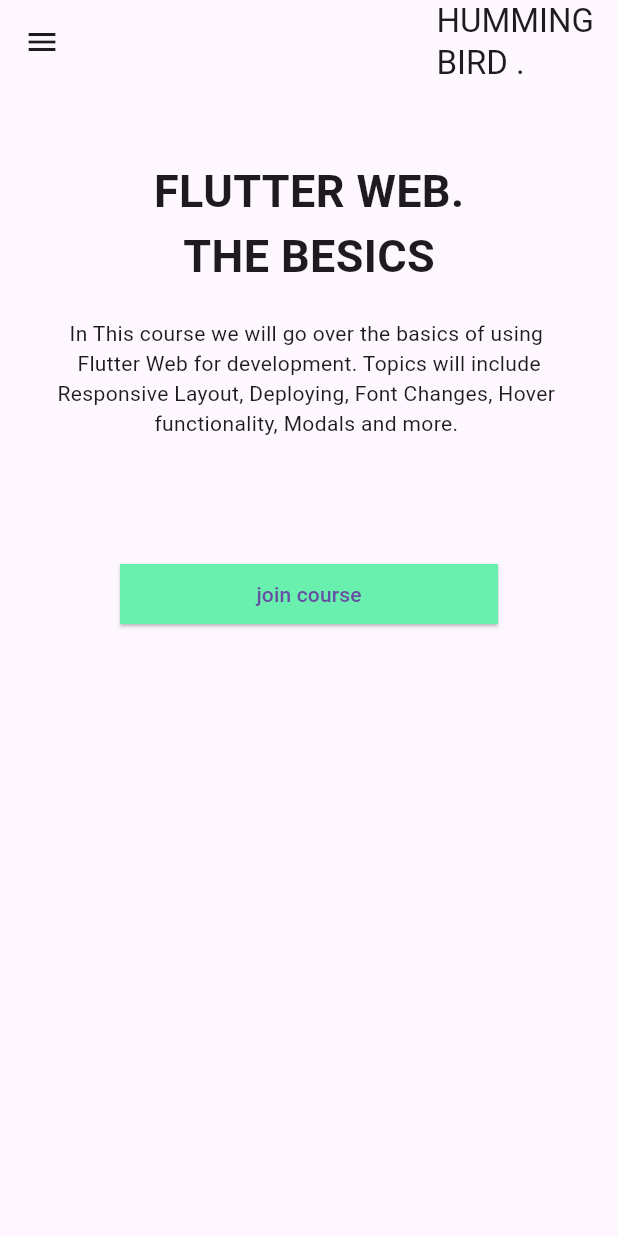
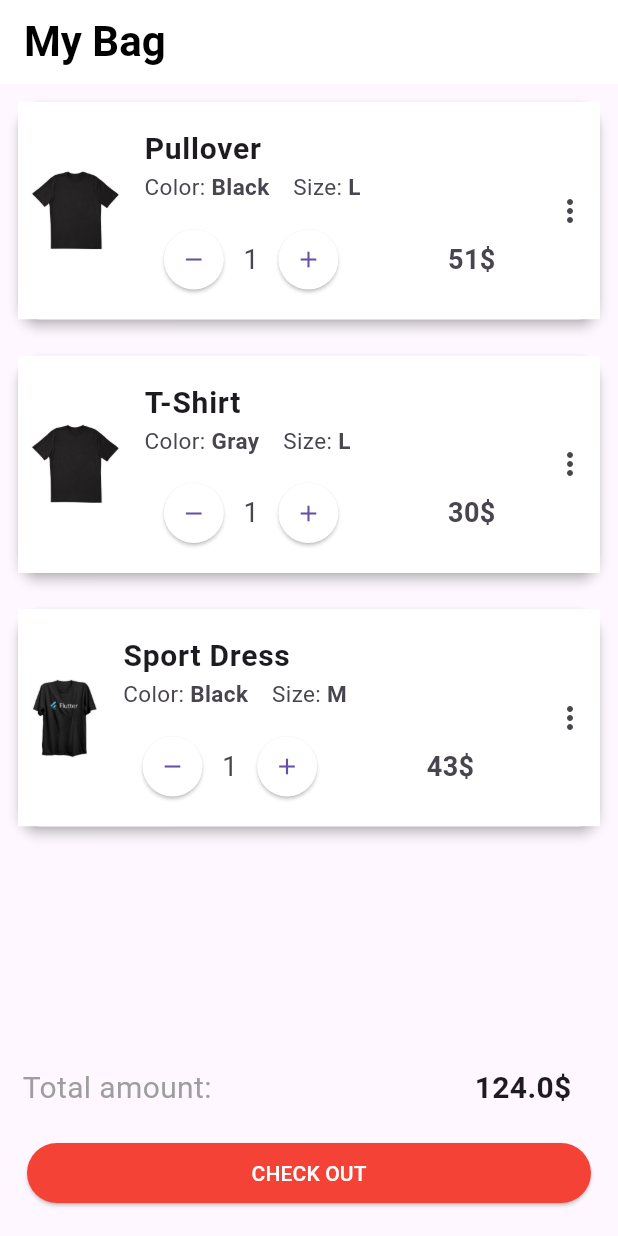
Before and after one commit to pinjor/practice_code, a Flutter app: the screen it shows after launch, on a phone screen of 412 x 824 dp. Run offline on Flutter 3.47's test engine with Material 3 defaults, Android fonts, the light colour scheme and no system bars.

Commit message:
fourth assignment

```diff
--- a/lib/main.dart
+++ b/lib/main.dart
@@ -2,17 +2,17 @@ import 'package:flutter/material.dart';
 import 'package:practice_one/presentation/screens/home_page.dart';
 
 void main() {
-  runApp(const MyApp());
+  runApp(shirtcart());
 }
 
-class MyApp extends StatelessWidget {
-  const MyApp({super.key});
+class shirtcart extends StatelessWidget {
+  const shirtcart({super.key});
 
   @override
   Widget build(BuildContext context) {
-    return const MaterialApp(
+    return MaterialApp(
       debugShowCheckedModeBanner: false,
-      home: HomePage(),
+      home: home_page(),
     );
   }
 }
--- a/lib/presentation/screens/home_page.dart
+++ b/lib/presentation/screens/home_page.dart
@@ -1,292 +1,249 @@
 import 'package:flutter/material.dart';
-import 'package:practice_one/presentation/widgets/nav_menu_bar.dart';
-import 'package:practice_one/presentation/widgets/responsive_builder.dart';
 
-class HomePage extends StatelessWidget {
-  const HomePage({super.key});
+class home_page extends StatefulWidget {
+  int counter = 0;
+  home_page({super.key});
+
+  @override
+  State<home_page> createState() => _home_pageState();
+}
+
+class _home_pageState extends State<home_page> {
+  List<Map<String, dynamic>> items = [
+    {
+      "name": "Pullover",
+      "color": "Black",
+      "size": "L",
+      "price": 51,
+      "quantity": 1,
+      "image": 'assets/1.jpg'
+    },
+    {
+      "name": "T-Shirt",
+      "color": "Gray",
+      "size": "L",
+      "price": 30,
+      "quantity": 1,
+      "image": 'assets/1.jpg'
+    },
+    {
+      "name": "Sport Dress",
+      "color": "Black",
+      "size": "M",
+      "price": 43,
+      "quantity": 1,
+      "image": 'assets/2p.jpg'
+    },
+  ];
+
+  // Function to calculate total amount
+  double calculateTotal() {
+    return items.fold(
+        0, (total, item) => total + (item['price'] * item['quantity']));
+  }
+
+  // Function to increase or decrease quantity of an item
+  void updateQuantity(int index, bool isIncrement) {
+    setState(() {
+      if (isIncrement) {
+        items[index]['quantity']++;
+      } else if (items[index]['quantity'] > 1) {
+        items[index]['quantity']--;
+      }
+    });
+  }
 
   @override
   Widget build(BuildContext context) {
-    return Responsive_builder(
-      mobile: _buildMobileLayout(context),
-      tablet: _buildTabletLayout(context),
-      desktop: _buildDesktopLayout(context),
+    return Scaffold(
+      appBar: appBar(),
+      body: Column(
+        children: [
+          Expanded(
+            child: buildListViewBuilder(),
+          ),
+          Row(
+            children: [
+              const SizedBox(
+                width: 15,
+              ),
+              const Text(
+                'Total amount: ',
+                style: TextStyle(
+                  fontSize: 20.0,
+                  color: Colors.grey,
+                ),
+              ),
+              const SizedBox(
+                width: 170,
+              ),
+              Column(
+                children: [
+                  Text(
+                    '${calculateTotal()}\$',
+                    style: const TextStyle(
+                        fontWeight: FontWeight.bold, fontSize: 20.0),
+                  ),
+                ],
+              )
+            ],
+          ),
+          elevatedButton(context)
+        ],
+      ),
     );
   }
 
-  alertbox(context) {
-    return _builderShowDialog(context);
+  ListView buildListViewBuilder() {
+    return ListView.builder(
+      itemCount: items.length,
+      itemBuilder: (context, index) {
+        var item = items[index];
+        return Padding(
+          padding: const EdgeInsets.all(8.0),
+          child: Expanded(
+            child: Card(
+              shape: RoundedRectangleBorder(
+                borderRadius: BorderRadius.circular(15),
+              ),
+              elevation: 3,
+              child: ListTile(
+                  contentPadding: const EdgeInsets.all(8),
+                  tileColor: Colors.white,
+                  title: title(item: item),
+                  subtitle: subtitle(item, index),
+                  leading: leading(item),
+                  trailing: trailingWrap()),
+            ),
+          ),
+        );
+      },
+    );
   }
 
-  Widget _buildMobileLayout(BuildContext context) {
-    return Scaffold(
-      appBar: AppBar(
-        title: const Align(
-          alignment: Alignment.centerRight,
-          child: Column(
+  AppBar appBar() {
+    return AppBar(
+      backgroundColor: Colors.white,
+      title: const Text(
+        "My Bag",
+        style: TextStyle(
+          color: Colors.black,
+          fontSize: 28,
+          fontWeight: FontWeight.bold,
+        ),
+      ),
+      elevation: 0,
+    );
+  }
+
+  Image leading(Map<String, dynamic> item) {
+    return Image.asset(
+      item['image'],
+      fit: BoxFit.cover,
+    );
+  }
+
+  Column subtitle(Map<String, dynamic> item, int index) {
+    return Column(
       crossAxisAlignment: CrossAxisAlignment.start,
       children: [
-              Text('HUMMING'),
-              Text('BIRD .'),
-            ],
+        Text.rich(
+          TextSpan(
+            children: [
+              const TextSpan(
+                text: 'Color: ',
+                style: TextStyle(fontSize: 15),
               ),
+              TextSpan(
+                text: '${item['color']}',
+                style:
+                    const TextStyle(fontSize: 15, fontWeight: FontWeight.bold),
               ),
+              const TextSpan(
+                text: '    Size: ',
+                style: TextStyle(fontSize: 15),
               ),
-      drawer: NavMenuBar(context: context),
-      body: Padding(
-        padding: const EdgeInsets.fromLTRB(0.0, 50.0, 0.0, 0.0),
-        child: Center(
-          child: Column(
-            children: [
-              const Text('FLUTTER WEB.',
-                  style: TextStyle(fontWeight: FontWeight.bold, fontSize: 30)),
-              const Text('THE BESICS',
-                  style: TextStyle(fontWeight: FontWeight.bold, fontSize: 30)),
-              const SizedBox(
-                height: 20.0,
-              ),
-              Text(
-                'In This course we will go over the basics of using ',
-                style: TextStyle(height: 1.4),
-              ),
-              Text(
-                'Flutter Web for development. Topics will include',
-                style: TextStyle(height: 1.4),
-              ),
-              const Text(
-                'Responsive Layout, Deploying, Font Changes, Hover ',
-                style: TextStyle(height: 1.4),
-              ),
-              const Text(
-                'functionality, Modals and more. ',
-                style: TextStyle(height: 1.4),
-              ),
-              Padding(
-                padding: const EdgeInsets.all(80.0),
-                child: ElevatedButton(
-                  onPressed: () {
-                    alertbox(context);
-                  },
-                  style: ElevatedButton.styleFrom(
-                    backgroundColor: Colors.greenAccent,
-                    shape:
-                        RoundedRectangleBorder(borderRadius: BorderRadius.zero),
-                  ),
-                  child: const Center(
-                    child: Text('join course'),
-                  ),
-                ),
+              TextSpan(
+                text: '${item['size']}',
+                style:
+                    const TextStyle(fontSize: 15, fontWeight: FontWeight.bold),
               ),
             ],
           ),
         ),
+
+        // Text(
+        //   'Color: ${item['color']}    Size: ${item['size']}',
+        //   style: TextStyle(fontSize: 15),
+        // ),
+        const SizedBox(
+          height: 14.0,
         ),
+        Row(
+          mainAxisSize: MainAxisSize.min,
+          children: [
+            ElevatedButton(
+              onPressed: () => updateQuantity(index, false),
+              style: ElevatedButton.styleFrom(
+                shape: const CircleBorder(),
+                backgroundColor: Colors.white,
+              ),
+              child: const Icon(Icons.remove),
+            ),
+            Text(
+              '${item['quantity']}',
+              style: const TextStyle(fontSize: 18),
+            ),
+            ElevatedButton(
+              onPressed: () => updateQuantity(index, true),
+              style: ElevatedButton.styleFrom(
+                shape: const CircleBorder(),
+                backgroundColor: Colors.white,
+              ),
+              child: const Icon(Icons.add),
+            ),
+            const SizedBox(
+              width: 60,
+            ),
+            Text(
+              '${item['price'] * item['quantity']}\$',
+              style: const TextStyle(fontSize: 18, fontWeight: FontWeight.bold),
+            ),
+          ],
+        ),
+      ],
     );
   }
 
-  Widget _buildTabletLayout(BuildContext context) {
-    return Scaffold(
-      appBar: AppBar(
-          title: Padding(
-        padding: const EdgeInsets.fromLTRB(0, 10.0, 20.0, 0),
-        child: Row(
-          mainAxisAlignment: MainAxisAlignment.spaceBetween,
+  Wrap trailingWrap() {
+    return const Wrap(
       children: [
-            Padding(
-              padding: const EdgeInsets.all(30.0),
-              child: Column(
-                crossAxisAlignment: CrossAxisAlignment.start,
-                children: [
-                  Text('HUMMING'),
-                  Text('BIRD .'),
+        Icon(Icons.more_vert),
       ],
-              ),
-            ),
-            Padding(
-              padding: const EdgeInsets.all(30.0),
-              child: Row(
-                crossAxisAlignment: CrossAxisAlignment.start,
-                children: [
-                  Text('Episodes'),
-                  SizedBox(
-                    width: 30,
-                  ),
-                  Text('About'),
-                ],
-              ),
-            )
-          ],
-        ),
-      )),
-      body: Padding(
-        padding: EdgeInsets.fromLTRB(0.0, 150.0, 0.0, 0.0),
-        child: Center(
-          child: Column(
-            children: [
-              Text('FLUTTER WEB.',
-                  style: TextStyle(fontWeight: FontWeight.bold, fontSize: 40)),
-              Text('THE BESICS',
-                  style: TextStyle(fontWeight: FontWeight.bold, fontSize: 40)),
-              SizedBox(
-                height: 20.0,
-              ),
-              Text(
-                'In This course we will go over the basics of using ',
-                style: TextStyle(
-                  fontSize: 20,
-                  height: 1.4,
-                ),
-              ),
-              Text('Flutter Web for development. Topics will include',
-                  style: TextStyle(
-                    fontSize: 20,
-                    height: 1.4,
-                  )),
-              Text(
-                'Responsive Layout, Deploying, Font Changes, Hover ',
-                style: TextStyle(
-                  fontSize: 20,
-                  height: 1.4,
-                ),
-              ),
-              Text(
-                'functionality, Modals and more. ',
-                style: TextStyle(
-                  fontSize: 20,
-                  height: 1.4,
-                ),
-              ),
-              Padding(
-                padding: const EdgeInsets.fromLTRB(280, 100.0, 280.0, 0.0),
-                child: ElevatedButton(
-                  onPressed: () {
-                    alertbox(context);
-                  },
-                  child: const Center(
-                    child: Text('join course'),
-                  ),
-                  style: ElevatedButton.styleFrom(
-                    backgroundColor: Colors.greenAccent,
-                    shape: const RoundedRectangleBorder(
-                        borderRadius: BorderRadius.zero),
-                  ),
-                ),
-              ),
-            ],
-          ),
-        ),
-      ),
     );
   }
 
-  Widget _buildDesktopLayout(BuildContext context) {
-    return Scaffold(
-      appBar: AppBar(
-          title: const Padding(
-        padding: EdgeInsets.fromLTRB(0, 10.0, 20.0, 0),
-        child: Row(
-          mainAxisAlignment: MainAxisAlignment.spaceBetween,
-          children: [
-            Padding(
-              padding: EdgeInsets.all(30.0),
-              child: Column(
-                crossAxisAlignment: CrossAxisAlignment.start,
-                children: [
-                  Text('HUMMING'),
-                  Text('BIRD .'),
-                ],
-              ),
-            ),
-            Padding(
-              padding: EdgeInsets.all(10.0),
-              child: Row(
-                crossAxisAlignment: CrossAxisAlignment.start,
-                children: [
-                  Text('Episodes'),
-                  SizedBox(
-                    width: 30,
-                  ),
-                  Text('About'),
-                ],
-              ),
-            )
-          ],
-        ),
-      )),
-      body: Padding(
-        padding: const EdgeInsets.fromLTRB(0.0, 150.0, 0.0, 0.0),
-        child: Center(
-          child: Row(
-            mainAxisAlignment: MainAxisAlignment.spaceBetween,
-            children: [
-              const Column(
-                crossAxisAlignment: CrossAxisAlignment.start,
-                children: [
-                  Padding(
-                    padding: EdgeInsets.fromLTRB(60.0, 0.0, 0.0, 0.0),
-                    child: Text('FLUTTER WEB.',
-                        style: TextStyle(
-                            fontWeight: FontWeight.bold, fontSize: 30)),
-                  ),
-                  Padding(
-                    padding: EdgeInsets.fromLTRB(60.0, 0.0, 0.0, 0.0),
-                    child: Text('THE BESICS',
-                        style: TextStyle(
-                            fontWeight: FontWeight.bold, fontSize: 30)),
-                  ),
-                  SizedBox(
-                    height: 20.0,
-                  ),
-                  Padding(
-                    padding: EdgeInsets.fromLTRB(60.0, 0.0, 0.0, 0.0),
-                    child: Text(
-                      'In This course we will go over the basics of using ',
-                      style: TextStyle(height: 2.0),
-                    ),
-                  ),
-                  Padding(
-                    padding: EdgeInsets.fromLTRB(60.0, 0.0, 0.0, 0.0),
-                    child: Text(
-                      'Flutter Web for development. Topics will include',
-                      style: TextStyle(height: 2.0),
-                    ),
-                  ),
-                  Padding(
-                    padding: EdgeInsets.fromLTRB(60.0, 0.0, 0.0, 0.0),
-                    child: Text(
-                      'Responsive Layout, Deploying, Font Changes, Hover ',
-                      style: TextStyle(height: 2.0),
-                    ),
-                  ),
-                  Padding(
-                    padding: EdgeInsets.fromLTRB(60.0, 0.0, 0.0, 0.0),
-                    child: Text(
-                      'functionality, Modals and more. ',
-                      style: TextStyle(height: 2.0),
-                    ),
-                  ),
-                ],
-              ),
-              Padding(
-                padding: const EdgeInsets.fromLTRB(10.0, 80.0, 120.0, 330.0),
-                child: Container(
-                  margin: const EdgeInsets.only(top: 10.0, bottom: 2.0),
+  snackbars(BuildContext context, message) {
+    return ScaffoldMessenger.of(context)
+        .showSnackBar(SnackBar(content: Text(message)));
+  }
+
+  SizedBox elevatedButton(BuildContext context) {
+    return SizedBox(
+      width: double.infinity,
+      child: Padding(
+        padding: const EdgeInsets.all(18.0),
         child: ElevatedButton(
           onPressed: () {
-                      alertbox(context);
+            snackbars(context, 'Congrats on your latest shopping spree!');
           },
           style: ElevatedButton.styleFrom(
-                      backgroundColor: Colors.greenAccent,
-                      shape: const RoundedRectangleBorder(
-                          borderRadius: BorderRadius.zero),
+            padding: const EdgeInsets.symmetric(vertical: 10.0),
+            backgroundColor: Colors.red,
           ),
-                    child: const Center(
-                      child: Text('join course'),
-                    ),
-                  ),
-                ),
-              ),
-            ],
+          child: const Text(
+            'CHECK OUT',
+            style: TextStyle(color: Colors.white),
           ),
         ),
       ),
@@ -294,32 +251,22 @@ class HomePage extends StatelessWidget {
   }
 }
 
-Future<dynamic> _builderShowDialog(context) {
-  return showDialog(
-    context: context,
-    builder: (BuildContext context) {
-      return Expanded(
-        child: AlertDialog(
-          title: const Text('Confirmation Dialog'),
-          titlePadding: const EdgeInsets.all(20.0),
-          content: const Text('Do you want to join'),
-          contentPadding: const EdgeInsets.all(20.0),
-          actions: [
-            TextButton(
-              onPressed: () {
-                Navigator.of(context).pop();
-              },
-              child: const Text('Yes'),
-            ),
-            TextButton(
-              onPressed: () {
-                Navigator.of(context).pop();
-              },
-              child: const Text('No'),
-            )
-          ],
+class title extends StatelessWidget {
+  const title({
+    super.key,
+    required this.item,
+  });
+
+  final Map<String, dynamic> item;
+
+  @override
+  Widget build(BuildContext context) {
+    return Text(
+      item['name'],
+      style: const TextStyle(
+        fontWeight: FontWeight.bold,
+        fontSize: 20.0,
       ),
     );
-    },
-  );
   }
+}
--- a/lib/presentation/utils/screen_utils.dart
+++ /dev/null
@@ -1,17 +0,0 @@
-enum DeviceType { mobile, tablet, desktop }
-
-class ScreenUtils {
-  static const double MaxSizeMobile = 640;
-  static const double MaxSizetablet = 1008;
-  static const double MinSizedesktop = 1008;
-
-  static DeviceType getDeviceType(double width) {
-    if (width < ScreenUtils.MaxSizeMobile)
-      return DeviceType.mobile;
-    else if (width >= ScreenUtils.MaxSizeMobile &&
-        width < ScreenUtils.MaxSizetablet)
-      return DeviceType.tablet;
-    else
-      return DeviceType.desktop;
-  }
-}
--- a/lib/presentation/widgets/nav_menu_bar.dart
+++ /dev/null
@@ -1,74 +0,0 @@
-import 'package:flutter/material.dart';
-import 'package:flutter/cupertino.dart';
-
-class NavMenuBar extends StatelessWidget {
-  const NavMenuBar({
-    super.key,
-    required this.context,
-  });
-
-  final BuildContext context;
-
-  @override
-  Widget build(BuildContext context) {
-    return SizedBox(
-      width: MediaQuery.of(context).size.width * 0.60,
-      child: Drawer(
-        child: ListView(
-          children: [
-            DrawerHeader(
-              decoration: const BoxDecoration(color: Colors.greenAccent),
-              child: Padding(
-                padding: const EdgeInsets.fromLTRB(28.0, 28.0, 28.0, 0.0),
-                child: Column(
-                  children: [
-                    const Text(
-                      'SKILL UP NOW',
-                      style: TextStyle(
-                          fontWeight: FontWeight.bold,
-                          color: Colors.white,
-                          fontSize: 20.0),
-                    ),
-                    Center(
-                      child: TextButton(
-                        onPressed: () {
-                          Navigator.of(context).pop();
-                        },
-                        child: const Text(
-                          'TAP HERE',
-                          style: TextStyle(color: Colors.white70),
-                        ),
-                      ),
-                    ),
-                  ],
-                ),
-              ),
-            ),
-            const Padding(
-              padding: EdgeInsets.fromLTRB(30.0, 30.0, 0.0, 0.0),
-              child: ListTile(
-                leading: Icon(CupertinoIcons.play_rectangle),
-                title: Text(
-                  'Episodes',
-                  style: TextStyle(fontSize: 17.0),
-                ),
-              ),
-            ),
-            const Padding(
-              padding: EdgeInsets.fromLTRB(30.0, 30.0, 0.0, 0.0),
-              child: ListTile(
-                leading: Icon(
-                  CupertinoIcons.exclamationmark_bubble_fill,
-                ),
-                title: Text(
-                  'About',
-                  style: TextStyle(fontSize: 17.0),
-                ),
-              ),
-            ),
-          ],
-        ),
-      ),
-    );
-  }
-}
--- a/lib/presentation/widgets/responsive_builder.dart
+++ /dev/null
@@ -1,30 +0,0 @@
-import 'dart:ffi';
-
-import 'package:flutter/material.dart';
-
-import 'package:practice_one/presentation/utils/screen_utils.dart';
-
-class Responsive_builder extends StatelessWidget {
-  Responsive_builder({
-    super.key,
-    required this.mobile,
-    required this.tablet,
-    required this.desktop,
-  });
-
-  final Widget mobile;
-  final Widget tablet;
-  final Widget desktop;
-
-  @override
-  Widget build(BuildContext context) {
-    final size = MediaQuery.of(context).size;
-    final DeviceType devicetype = ScreenUtils.getDeviceType(size.width);
-
-    if (devicetype == DeviceType.mobile)
-      return mobile;
-    else if (devicetype == DeviceType.tablet) return tablet;
-
-    return desktop;
-  }
-}
--- a/pubspec.yaml
+++ b/pubspec.yaml
@@ -60,9 +60,9 @@ flutter:
   uses-material-design: true
 
   # To add assets to your application, add an assets section, like this:
-  #assets:
-  #   - assets/
-  #   - images/a_dot_ham.jpeg
+  assets:
+    - assets/
+    # - images/a_dot_ham.jpeg
 
   # An image asset can refer to one or more resolution-specific "variants", see
   # https://flutter.dev/assets-and-images/#resolution-aware
```
Also changed, not shown: assets/1.jpg (added), assets/2p.jpg (added), lib/generated/assets.dart (added). Lines whose indentation alone changed are shown as unchanged.
